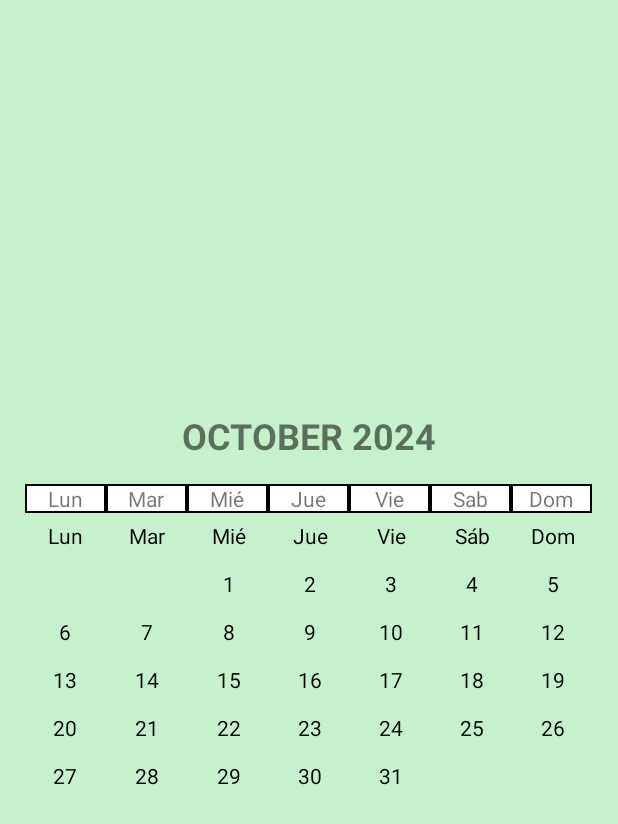
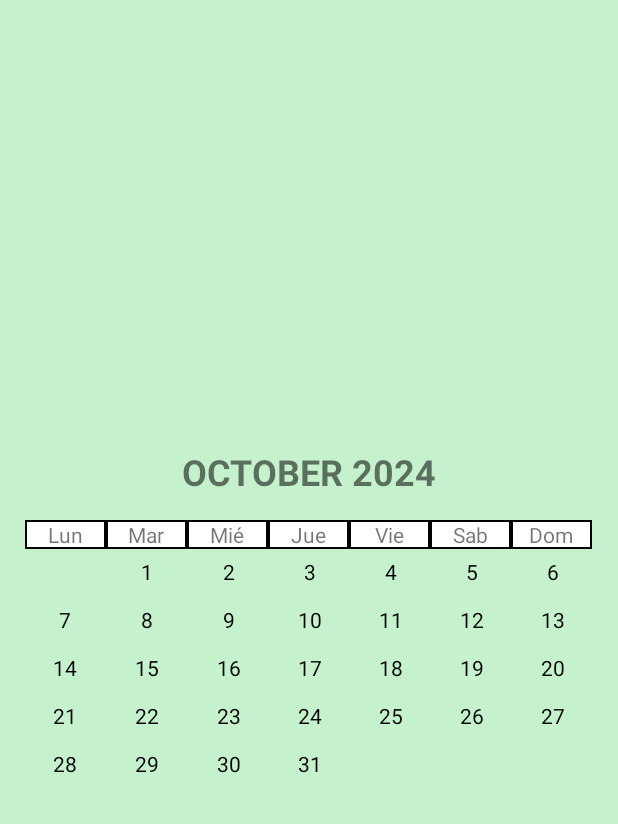
Before and after one commit to paatriksirbu/ReciclajeEventos, an Android app built with Jetpack Compose: the CalendarActivity screen opened directly, with no data from a screen before it, on a phone screen of 412 x 824 dp. Shown: the top 824 px of the screen. Run offline under Robolectric (Android 15) with nearby library versions, the phone set to English and light mode, and no system bars.

Commit message:
Ahora si se ve

```diff
--- a/app/src/main/java/com/example/reciclajeeventos/CalendarActivity.kt
+++ b/app/src/main/java/com/example/reciclajeeventos/CalendarActivity.kt
@@ -1,14 +1,19 @@
 package com.example.reciclajeeventos
 
 import android.os.Bundle
+import android.widget.TableRow
 import android.widget.TextView
 import androidx.activity.ComponentActivity
 import androidx.activity.enableEdgeToEdge
-import androidx.compose.foundation.layout.*
+import androidx.compose.foundation.layout.Column
+import androidx.compose.foundation.layout.Row
+import androidx.compose.foundation.layout.Spacer
+import androidx.compose.foundation.layout.padding
 import androidx.compose.material3.Text
 import androidx.compose.runtime.Composable
 import androidx.compose.ui.Modifier
 import androidx.compose.ui.platform.ComposeView
+import androidx.compose.ui.text.style.TextAlign
 import androidx.compose.ui.tooling.preview.Preview
 import androidx.compose.ui.unit.dp
 import java.time.LocalDate
@@ -22,9 +27,11 @@ class CalendarActivity : ComponentActivity() {
         setContentView(R.layout.activity_calendar)
 
         val monthYearText = findViewById<TextView>(R.id.month_year_text)
+        val calendarRow = findViewById<TableRow>(R.id.calendar_row)
         val month = Month.OCTOBER
         val year = 2024
 
+        // Seteamos el nombre del mes y el año en el TextView
         monthYearText.text = "${month.name} $year"
 
         val composeView = findViewById<ComposeView>(R.id.compose_calendar)
@@ -36,38 +43,30 @@ class CalendarActivity : ComponentActivity() {
     @Composable
     fun CalendarPreview(month: Month, year: Int) {
         val daysInMonth = LocalDate.of(year, month.value, 1).lengthOfMonth()
+        // Ajustamos el primer día del mes. El valor % 7 para hacer que el calendario empiece correctamente.
         val firstDayOfMonth = LocalDate.of(year, month.value, 1).dayOfWeek.value % 7
 
         var currentDay = 1
 
         Column {
-            // Título de los días de la semana
-            Row(modifier = Modifier.fillMaxWidth()) {
-                val daysOfWeek = listOf("Lun", "Mar", "Mié", "Jue", "Vie", "Sáb", "Dom")
-                for (day in daysOfWeek) {
-                    Text(
-                        text = day,
-                        modifier = Modifier.weight(1f).padding(8.dp),
-                        textAlign = androidx.compose.ui.text.style.TextAlign.Center
-                    )
-                }
-            }
+            for (week in 0..5) { // Generamos las semanas del mes
+                Row {
+                    for (dayOfWeek in 1..7) { // Días de la semana (1 = lunes, 7 = domingo)
+                        // Calculamos el número del día que corresponde a la semana actual
+                        val day = (week * 7 + dayOfWeek) - (firstDayOfMonth - 1)
 
-            // Días del mes
-            for (week in 0..5) { // Máximo de 6 semanas en un mes
-                Row(modifier = Modifier.fillMaxWidth()) {
-                    for (dayOfWeek in 0..6) { // Días de la semana (0 = Lunes, 6 = Domingo)
-                        if (week == 0 && dayOfWeek < firstDayOfMonth || currentDay > daysInMonth) {
-                            // Colocamos un espacio vacío si no hay día que mostrar
-                            Spacer(modifier = Modifier.weight(1f).padding(8.dp))
+                        if (day in 1..daysInMonth) {
+                            // Mostramos el día en el calendario
+                            Text(
+                                text = day.toString(),
+                                modifier = Modifier
+                                    .weight(1f) // Se asegura de que cada día ocupe el mismo espacio
+                                    .padding(8.dp),
+                                textAlign = TextAlign.Center // Centramos el texto
+                            )
                         } else {
-                            // Mostramos el día actual
-                            Text(
-                                text = currentDay.toString(),
-                                modifier = Modifier.weight(1f).padding(8.dp),
-                                textAlign = androidx.compose.ui.text.style.TextAlign.Center // Centramos el texto
-                            )
-                            currentDay++
+                            // Espacio vacío para los días fuera de los límites del mes
+                            Spacer(modifier = Modifier.weight(1f)) // Se asegura que el espacio vacío tenga el mismo peso que los días
                         }
                     }
                 }
```
